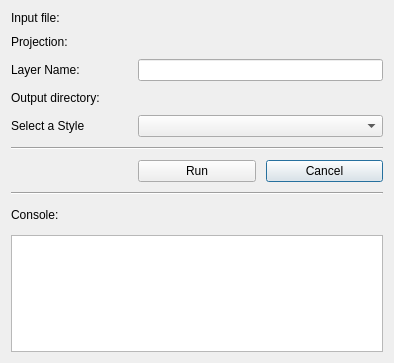
FLO-2DKaren/FLO-2D-Rasterizor, file rasterizor/rasterizor_dialog_base.ui: the form before one commit.
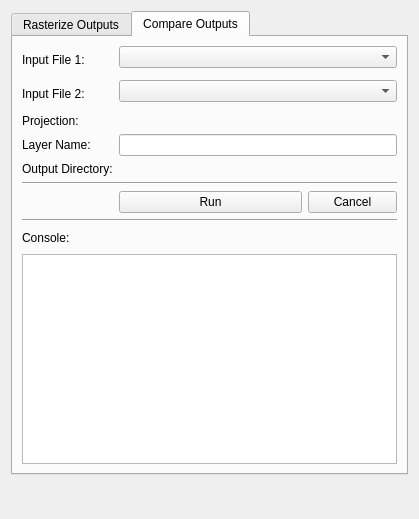
The form after the commit. The open tabs and pages were chosen to show the change. Custom widgets are drawn as their Qt base class.

Commit message: Added the difference to the plugin.

What changed in the file:
```diff
--- a/rasterizor/rasterizor_dialog_base.ui
+++ b/rasterizor/rasterizor_dialog_base.ui
@@ -6,8 +6,8 @@
    <rect>
     <x>0</x>
     <y>0</y>
-    <width>394</width>
-    <height>363</height>
+    <width>419</width>
+    <height>519</height>
    </rect>
   </property>
   <property name="windowTitle">
@@ -28,6 +28,16 @@
     </spacer>
    </item>
    <item row="0" column="0">
+    <widget class="QTabWidget" name="tabWidget">
+     <property name="currentIndex">
+      <number>0</number>
+     </property>
+     <widget class="QWidget" name="tab">
+      <attribute name="title">
+       <string>Rasterize Outputs</string>
+      </attribute>
+      <layout class="QGridLayout" name="gridLayout_3">
+       <item row="0" column="0">
     <layout class="QGridLayout" name="gridLayout">
      <property name="sizeConstraint">
       <enum>QLayout::SetDefaultConstraint</enum>
@@ -41,7 +51,7 @@
         <string>Select a map style.</string>
        </property>
        <property name="text">
-        <string>Select a Style</string>
+            <string>Select a Style:</string>
        </property>
       </widget>
      </item>
@@ -179,12 +189,145 @@
    </item>
   </layout>
  </widget>
+     <widget class="QWidget" name="tab_2">
+      <attribute name="title">
+       <string>Compare Outputs</string>
+      </attribute>
+      <layout class="QGridLayout" name="gridLayout_5">
+       <item row="0" column="0">
+        <layout class="QGridLayout" name="gridLayout_4">
+         <item row="5" column="1" colspan="3">
+          <widget class="QLineEdit" name="lineEdit_layerName_2"/>
+         </item>
+         <item row="10" column="0">
+          <widget class="QLabel" name="label_9">
+           <property name="text">
+            <string>Console:</string>
+           </property>
+          </widget>
+         </item>
+         <item row="10" column="1" colspan="3">
+          <spacer name="horizontalSpacer_3">
+           <property name="orientation">
+            <enum>Qt::Horizontal</enum>
+           </property>
+           <property name="sizeHint" stdset="0">
+            <size>
+             <width>40</width>
+             <height>20</height>
+            </size>
+           </property>
+          </spacer>
+         </item>
+         <item row="6" column="1" colspan="3">
+          <widget class="QgsFileWidget" name="outputFile_2">
+           <property name="storageMode">
+            <enum>QgsFileWidget::GetDirectory</enum>
+           </property>
+          </widget>
+         </item>
+         <item row="2" column="0" rowspan="2">
+          <widget class="QLabel" name="label_4">
+           <property name="text">
+            <string>Input File 2:</string>
+           </property>
+          </widget>
+         </item>
+         <item row="9" column="0" colspan="4">
+          <widget class="Line" name="line_4">
+           <property name="orientation">
+            <enum>Qt::Horizontal</enum>
+           </property>
+          </widget>
+         </item>
+         <item row="0" column="1" colspan="3">
+          <widget class="QgsMapLayerComboBox" name="readFile_1">
+           <property name="enabled">
+            <bool>true</bool>
+           </property>
+          </widget>
+         </item>
+         <item row="4" column="1" colspan="3">
+          <widget class="QgsProjectionSelectionWidget" name="crsselector_2"/>
+         </item>
+         <item row="2" column="1" colspan="3">
+          <widget class="QgsMapLayerComboBox" name="readFile_2">
+           <property name="enabled">
+            <bool>true</bool>
+           </property>
+          </widget>
+         </item>
+         <item row="6" column="0">
+          <widget class="QLabel" name="label_7">
+           <property name="text">
+            <string>Output Directory:</string>
+           </property>
+          </widget>
+         </item>
+         <item row="7" column="0" colspan="4">
+          <widget class="Line" name="line">
+           <property name="orientation">
+            <enum>Qt::Horizontal</enum>
+           </property>
+          </widget>
+         </item>
+         <item row="8" column="3">
+          <widget class="QPushButton" name="cancelButton_2">
+           <property name="text">
+            <string>Cancel</string>
+           </property>
+          </widget>
+         </item>
+         <item row="5" column="0">
+          <widget class="QLabel" name="label_5">
+           <property name="text">
+            <string>Layer Name:</string>
+           </property>
+          </widget>
+         </item>
+         <item row="11" column="0" colspan="4">
+          <widget class="QPlainTextEdit" name="plainTextEdit_2"/>
+         </item>
+         <item row="0" column="0" rowspan="2">
+          <widget class="QLabel" name="label_3">
+           <property name="text">
+            <string>Input File 1:</string>
+           </property>
+          </widget>
+         </item>
+         <item row="4" column="0">
+          <widget class="QLabel" name="label_6">
+           <property name="text">
+            <string>Projection:</string>
+           </property>
+          </widget>
+         </item>
+         <item row="8" column="1" colspan="2">
+          <widget class="QPushButton" name="runButton_2">
+           <property name="text">
+            <string>Run</string>
+           </property>
+          </widget>
+         </item>
+        </layout>
+       </item>
+      </layout>
+     </widget>
+    </widget>
+   </item>
+  </layout>
+ </widget>
  <customwidgets>
   <customwidget>
    <class>QgsFileWidget</class>
    <extends>QWidget</extends>
    <header>qgsfilewidget.h</header>
   </customwidget>
+  <customwidget>
+   <class>QgsMapLayerComboBox</class>
+   <extends>QComboBox</extends>
+   <header>qgsmaplayercombobox.h</header>
+  </customwidget>
   <customwidget>
    <class>QgsProjectionSelectionWidget</class>
    <extends>QWidget</extends>
```
Lines whose indentation alone changed are shown as unchanged. The commit also changes 1 other file.
